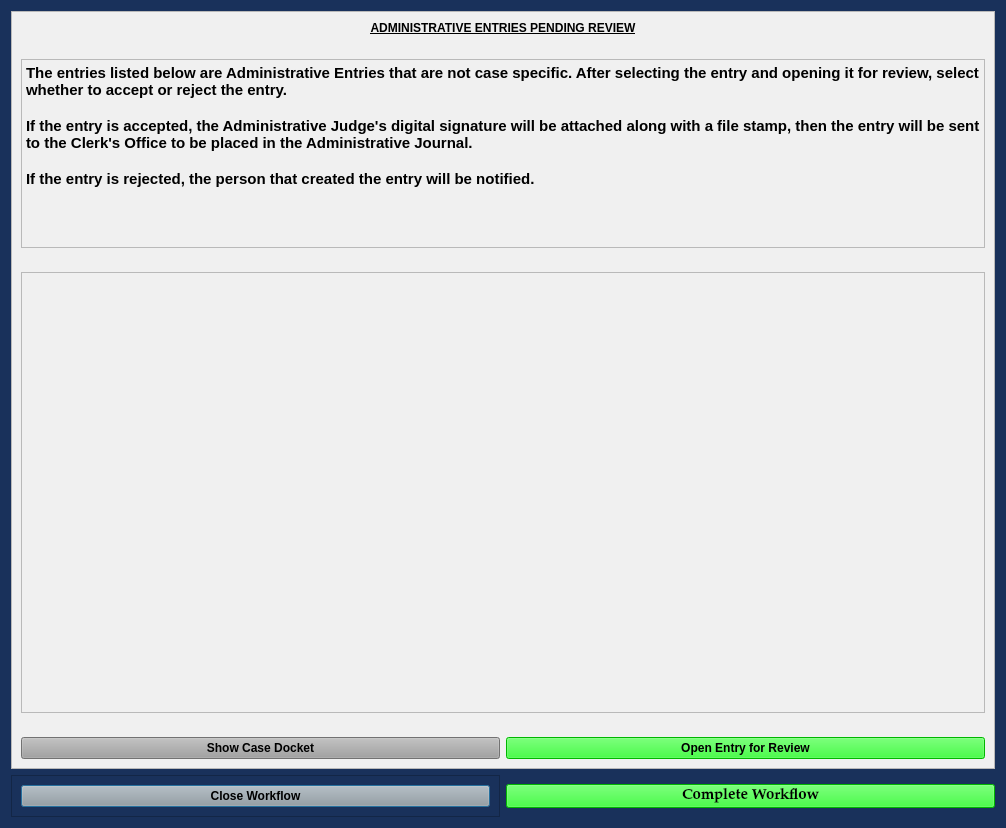
Before: the Qt Designer form munientry/views/ui/HemmeterWorkflowDialog.ui in HunterProgram22/MuniEntry, drawn with Qt 5.
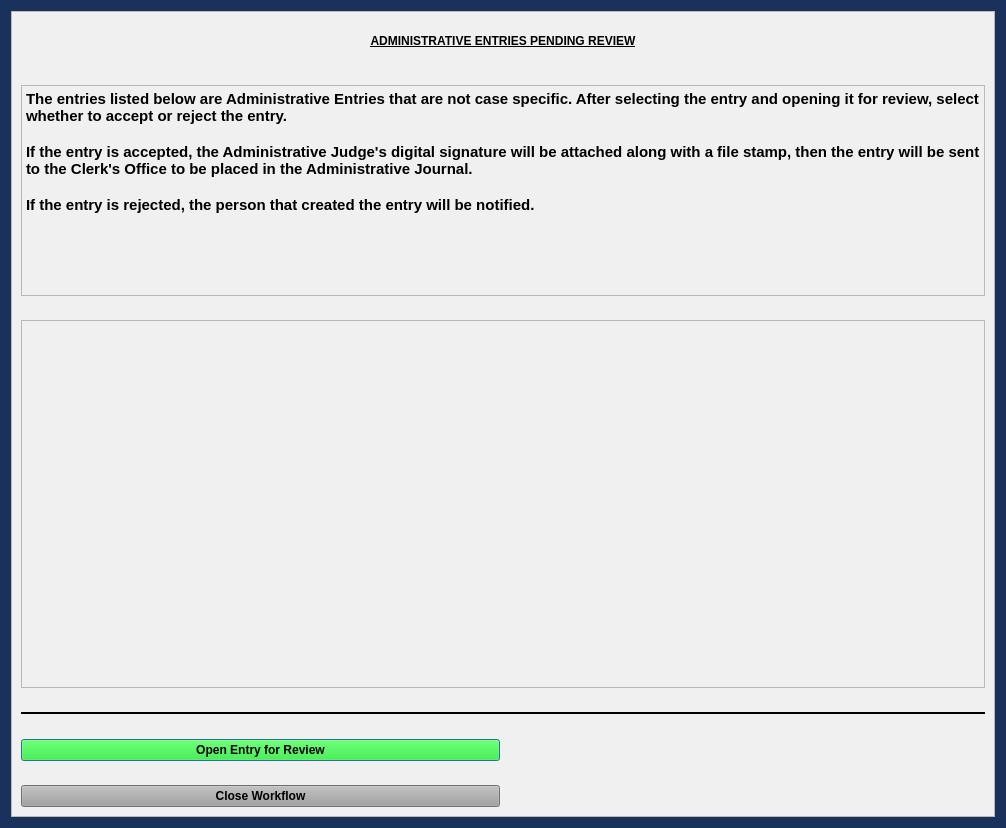
After: the same form once the commit is applied.

Commit message: Admin entries will load and open in Hemmeter Admin.

```diff
--- a/munientry/views/ui/HemmeterWorkflowDialog.ui
+++ b/munientry/views/ui/HemmeterWorkflowDialog.ui
@@ -41,55 +41,7 @@
    <string notr="true">background-color: rgb(25, 49, 91);
 font: 75 11pt &quot;Palatino Linotype&quot;;</string>
   </property>
-  <layout class="QGridLayout" name="gridLayout" rowstretch="0,0">
-   <item row="1" column="0">
-    <widget class="QFrame" name="frame">
-     <property name="font">
-      <font>
-       <family>Palatino Linotype</family>
-       <pointsize>11</pointsize>
-       <weight>75</weight>
-       <italic>false</italic>
-       <bold>true</bold>
-      </font>
-     </property>
-     <property name="styleSheet">
-      <string notr="true">font: 75 11pt &quot;Palatino Linotype&quot;;
-font-weight: bold;</string>
-     </property>
-     <property name="frameShape">
-      <enum>QFrame::StyledPanel</enum>
-     </property>
-     <property name="frameShadow">
-      <enum>QFrame::Raised</enum>
-     </property>
-     <layout class="QGridLayout" name="gridLayout_4">
-      <item row="1" column="1">
-       <widget class="QPushButton" name="close_dialog_Button">
-        <property name="styleSheet">
-         <string notr="true">background-color: rgb(160, 160, 160);
-font-weight: bold;</string>
-        </property>
-        <property name="text">
-         <string>Close Workflow</string>
-        </property>
-       </widget>
-      </item>
-     </layout>
-    </widget>
-   </item>
-   <item row="1" column="1">
-    <widget class="QPushButton" name="complete_workflow_Button">
-     <property name="styleSheet">
-      <string notr="true">background-color: rgb(0, 255, 0);
-font: 75 11pt &quot;Palatino Linotype&quot;;
-font-weight: bold;</string>
-     </property>
-     <property name="text">
-      <string>Complete Workflow</string>
-     </property>
-    </widget>
-   </item>
+  <layout class="QGridLayout" name="gridLayout" rowstretch="0">
    <item row="0" column="0" colspan="2">
     <widget class="QFrame" name="frame_3">
      <property name="sizePolicy">
@@ -117,10 +69,33 @@
      <property name="frameShadow">
       <enum>QFrame::Raised</enum>
      </property>
-     <layout class="QGridLayout" name="gridLayout_2" rowstretch="0,3,7,0">
+     <layout class="QGridLayout" name="gridLayout_2" rowstretch="1,4,7,0,0,0">
       <property name="verticalSpacing">
        <number>24</number>
       </property>
+      <item row="4" column="0">
+       <widget class="QPushButton" name="open_entry_Button">
+        <property name="styleSheet">
+         <string notr="true">background-color: rgb(0, 255, 0);
+font: 75 11pt &quot;Palatino Linotype&quot;;
+font-weight: bold;</string>
+        </property>
+        <property name="text">
+         <string>Open Entry for Review</string>
+        </property>
+       </widget>
+      </item>
+      <item row="5" column="0">
+       <widget class="QPushButton" name="close_dialog_Button">
+        <property name="styleSheet">
+         <string notr="true">background-color: rgb(160, 160, 160);
+font-weight: bold;</string>
+        </property>
+        <property name="text">
+         <string>Close Workflow</string>
+        </property>
+       </widget>
+      </item>
       <item row="0" column="0" colspan="2">
        <widget class="QLabel" name="label">
         <property name="maximumSize">
@@ -152,32 +127,31 @@
         </property>
        </widget>
       </item>
-      <item row="3" column="0">
-       <widget class="QPushButton" name="show_docket_Button">
-        <property name="styleSheet">
-         <string notr="true">background-color: rgb(160, 160, 160);
-font-weight: bold;</string>
-        </property>
-        <property name="text">
-         <string>Show Case Docket</string>
-        </property>
-       </widget>
-      </item>
-      <item row="3" column="1">
-       <widget class="QPushButton" name="open_entry_Button">
-        <property name="styleSheet">
-         <string notr="true">background-color: rgb(0, 255, 0);
-font: 75 11pt &quot;Palatino Linotype&quot;;
-font-weight: bold;</string>
-        </property>
-        <property name="text">
-         <string>Open Entry for Review</string>
-        </property>
-       </widget>
-      </item>
       <item row="2" column="0" colspan="2">
        <widget class="QTableWidget" name="entries_tableWidget"/>
       </item>
+      <item row="3" column="0" colspan="2">
+       <widget class="Line" name="line">
+        <property name="font">
+         <font>
+          <family>Palatino Linotype</family>
+          <pointsize>11</pointsize>
+          <weight>75</weight>
+          <italic>false</italic>
+          <bold>true</bold>
+         </font>
+        </property>
+        <property name="frameShadow">
+         <enum>QFrame::Plain</enum>
+        </property>
+        <property name="lineWidth">
+         <number>2</number>
+        </property>
+        <property name="orientation">
+         <enum>Qt::Horizontal</enum>
+        </property>
+       </widget>
+      </item>
      </layout>
     </widget>
    </item>
```
The commit also changes 2 other files.
